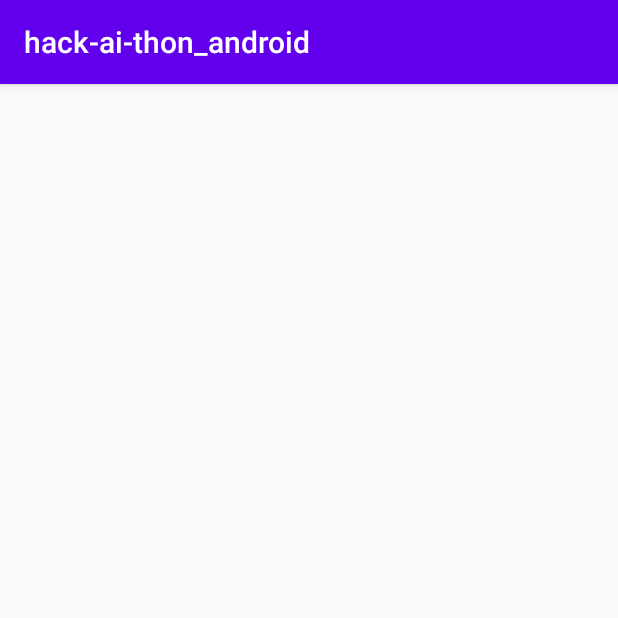
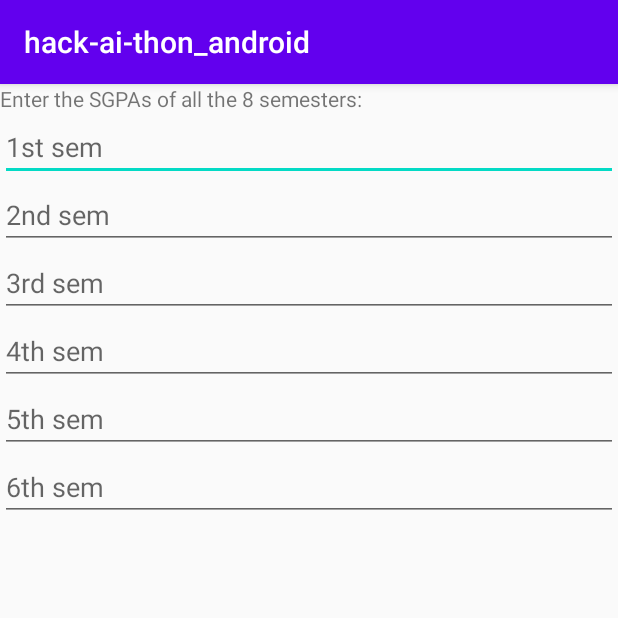
Before and after one commit to parjanyahk/hackaithon-project, an Android app: the SurveyFormActivity screen opened directly, with no data from a screen before it, on a phone screen of 412 x 824 dp, the top half of it. Run offline under Robolectric (Android 15) with nearby library versions, the phone set to English and light mode, and no system bars.

Commit message:
second commit

```diff
--- a/Android/app/src/main/res/layout/activity_sign_in.xml
+++ /dev/null
@@ -1,9 +0,0 @@
-<?xml version="1.0" encoding="utf-8"?>
-<androidx.constraintlayout.widget.ConstraintLayout xmlns:android="http://schemas.android.com/apk/res/android"
-    xmlns:app="http://schemas.android.com/apk/res-auto"
-    xmlns:tools="http://schemas.android.com/tools"
-    android:layout_width="match_parent"
-    android:layout_height="match_parent"
-    tools:context=".SignInActivity">
-
-</androidx.constraintlayout.widget.ConstraintLayout>
--- a/Android/app/src/main/res/layout/activity_survey_form.xml
+++ b/Android/app/src/main/res/layout/activity_survey_form.xml
@@ -1,9 +1,64 @@
 <?xml version="1.0" encoding="utf-8"?>
-<androidx.constraintlayout.widget.ConstraintLayout xmlns:android="http://schemas.android.com/apk/res/android"
+<ScrollView xmlns:android="http://schemas.android.com/apk/res/android"
     xmlns:app="http://schemas.android.com/apk/res-auto"
     xmlns:tools="http://schemas.android.com/tools"
     android:layout_width="match_parent"
     android:layout_height="match_parent"
     tools:context=".SurveyFormActivity">
 
-</androidx.constraintlayout.widget.ConstraintLayout>
+    <LinearLayout
+        android:orientation="vertical"
+        android:layout_width="match_parent"
+        android:layout_height="wrap_content"
+        android:backgroundTint="@android:color/white">
+
+        <TextView
+            android:layout_width="match_parent"
+            android:layout_height="wrap_content"
+            android:text="@string/enter_the_sgpas_of_all_the_8_semesters"/>
+
+        <EditText
+            android:layout_width="match_parent"
+            android:layout_height="wrap_content"
+            android:hint="1st sem"
+            android:id="@+id/sgpa1"
+            android:inputType="numberDecimal"/>
+
+        <EditText
+            android:layout_width="match_parent"
+            android:layout_height="wrap_content"
+            android:hint="2nd sem"
+            android:id="@+id/sgpa2"
+            android:inputType="numberDecimal"/>
+
+        <EditText
+            android:layout_width="match_parent"
+            android:layout_height="wrap_content"
+            android:hint="3rd sem"
+            android:id="@+id/sgpa3"
+            android:inputType="numberDecimal"/>
+
+        <EditText
+            android:layout_width="match_parent"
+            android:layout_height="wrap_content"
+            android:hint="4th sem"
+            android:id="@+id/sgpa4"
+            android:inputType="numberDecimal"/>
+
+        <EditText
+            android:layout_width="match_parent"
+            android:layout_height="wrap_content"
+            android:hint="5th sem"
+            android:id="@+id/sgpa5"
+            android:inputType="numberDecimal"/>
+
+        <EditText
+            android:layout_width="match_parent"
+            android:layout_height="wrap_content"
+            android:hint="6th sem"
+            android:id="@+id/sgpa6"
+            android:inputType="numberDecimal"/>
+
+    </LinearLayout>
+
+</ScrollView>
--- a/Android/app/src/main/res/values/strings.xml
+++ b/Android/app/src/main/res/values/strings.xml
@@ -1,3 +1,4 @@
 <resources>
     <string name="app_name">hack-ai-thon_android</string>
+    <string name="enter_the_sgpas_of_all_the_8_semesters">Enter the SGPAs of all the 8 semesters:</string>
 </resources>
```
